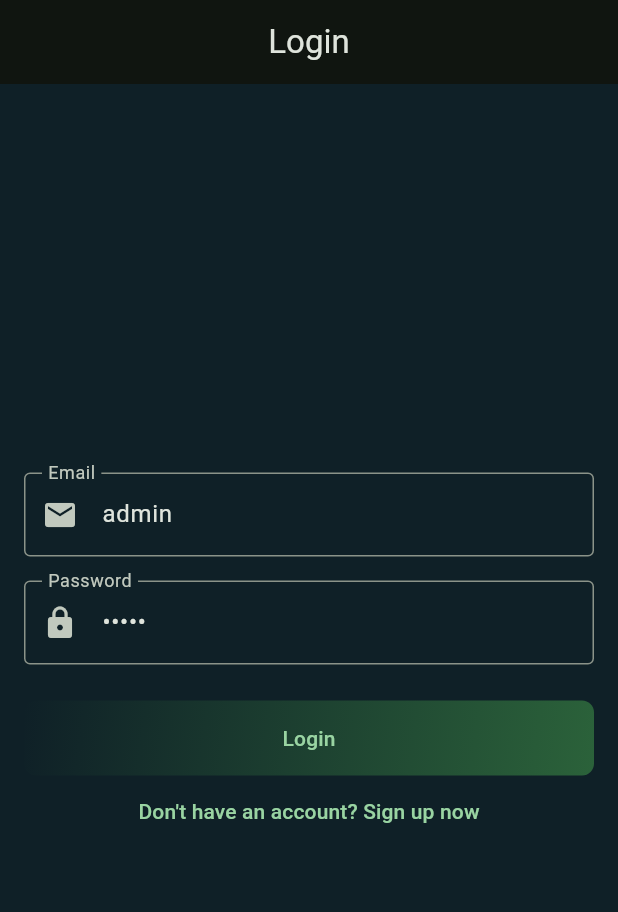
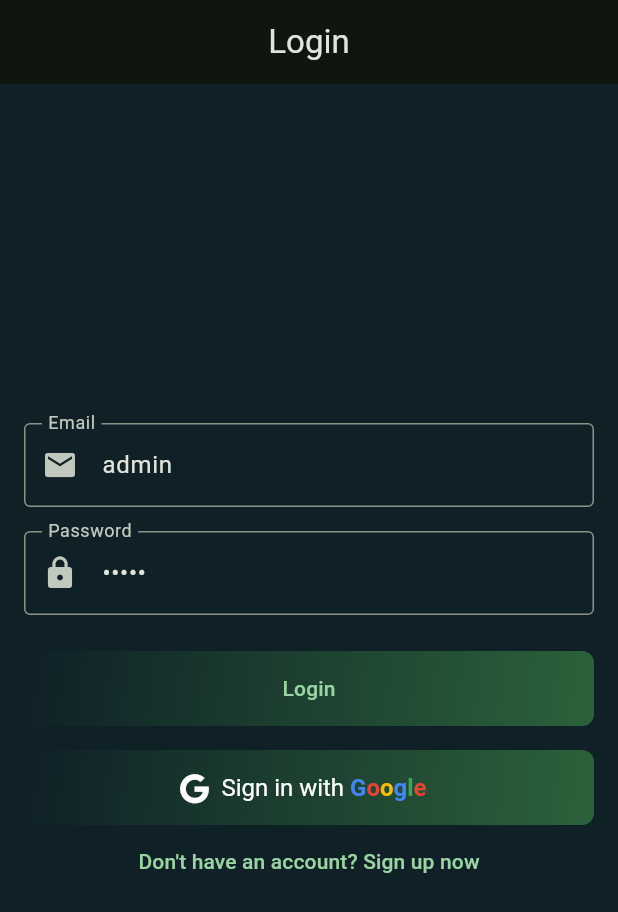
Before and after one commit to tiao051/Violence-Detection, a Flutter app: the screen it shows after launch, on a phone screen of 412 x 824 dp. Shown: the top 912 px of the screen. Run offline on Flutter 3.47's test engine with Material 3 defaults, Android fonts, the phone set to English and light mode, and no system bars; our stand-ins replace firebase_core, firebase_messaging, flutter_spinkit, font_awesome_flutter, go_router, google_sign_in and 2 more; accounts and stored records are empty.

Commit message:
feat(auth): Integrate Google Sign-In (Client-side)
- Adds 'google_sign_in' dependency.
- Configures Android native setup (SHA-1) and Firebase Console
  to enable Google as an auth provider.
- Refactors AuthService to handle the native Google Sign-In pop-up.
- Refactors AuthProvider to manage a separate 'isLoadingGoogle' state.
- Adds a custom-styled 'Sign in with Google' button to LoginScreen
  (respecting the dark theme).
- Note: This is client-side authentication only. Authorization (checking
  against a backend whitelist) is not yet implemented.

```diff
--- a/flutter-app/security_app/lib/screens/login_screen.dart
+++ b/flutter-app/security_app/lib/screens/login_screen.dart
@@ -1,5 +1,6 @@
 import 'package:flutter/material.dart';
 import 'package:flutter_spinkit/flutter_spinkit.dart';
+import 'package:font_awesome_flutter/font_awesome_flutter.dart';
 // import 'package:go_router/go_router.dart'; // GoRouter still needed as fallback
 import 'package:provider/provider.dart'; // Import Provider
 import 'package:security_app/providers/auth_provider.dart'; // Import AuthProvider
@@ -116,6 +117,81 @@ class _LoginScreenState extends State<LoginScreen> {
               },
             ),
 
+            const SizedBox(height: 16),
+
+            // Google Sign-In button with separate loading state
+            Consumer<AuthProvider>(
+              builder: (context, auth, child) {
+                if (auth.isLoadingGoogle) {
+                  return SpinKitFadingCircle(
+                    color: Theme.of(context).colorScheme.primary,
+                    size: 50.0,
+                  );
+                }
+
+                return Container(
+                  decoration: BoxDecoration(
+                    gradient: LinearGradient(
+                      colors: [
+                        const Color(0xFF0F2027),
+                        const Color(0xFF2B623A),
+                      ],
+                      begin: Alignment.topLeft,
+                      end: Alignment.bottomRight,
+                    ),
+                    borderRadius: BorderRadius.circular(8),
+                  ),
+                  child: ElevatedButton.icon(
+                    style: ElevatedButton.styleFrom(
+                      minimumSize: const Size(double.infinity, 50),
+                      backgroundColor: Colors.transparent,
+                      shadowColor: Colors.transparent,
+                    ),
+                    onPressed: () async {
+                      await context.read<AuthProvider>().signInWithGoogleProvider();
+
+                      // Show error if sign-in failed
+                      if (mounted && auth.errorMessage != null) {
+                        ScaffoldMessenger.of(context).showSnackBar(
+                          SnackBar(
+                            content: Text(auth.errorMessage!),
+                            backgroundColor: Colors.red,
+                          ),
+                        );
+                      }
+                    },
+                    icon: auth.isLoadingGoogle
+                      ? const SizedBox(
+                          width: 20,
+                          height: 20,
+                          child: SpinKitFadingCircle(color: Colors.white, size: 20.0),
+                        )
+                      : const FaIcon(
+                          FontAwesomeIcons.google,
+                          size: 20,
+                          color: Colors.white,
+                        ),
+                    label: auth.isLoadingGoogle
+                      ? const Text('Signing in...')
+                      : RichText(
+                          text: const TextSpan(
+                            style: TextStyle(fontSize: 16),
+                            children: [
+                              TextSpan(text: 'Sign in with '),
+                              TextSpan(text: 'G', style: TextStyle(color: Color(0xFF4285F4), fontWeight: FontWeight.bold)),
+                              TextSpan(text: 'o', style: TextStyle(color: Color(0xFFEA4335), fontWeight: FontWeight.bold)),
+                              TextSpan(text: 'o', style: TextStyle(color: Color(0xFFFBBC04), fontWeight: FontWeight.bold)),
+                              TextSpan(text: 'g', style: TextStyle(color: Color(0xFF4285F4), fontWeight: FontWeight.bold)),
+                              TextSpan(text: 'l', style: TextStyle(color: Color(0xFF34A853), fontWeight: FontWeight.bold)),
+                              TextSpan(text: 'e', style: TextStyle(color: Color(0xFFEA4335), fontWeight: FontWeight.bold)),
+                            ],
+                          ),
+                        ),
+                  ),
+                );
+              },
+            ),
+
             TextButton(
               onPressed: () {
                 // TODO: Implement sign up navigation
--- a/flutter-app/security_app/lib/services/auth_service.dart
+++ b/flutter-app/security_app/lib/services/auth_service.dart
@@ -1,5 +1,10 @@
+import 'package:google_sign_in/google_sign_in.dart';
+
 /// Service layer for handling authentication API calls.
 class AuthService {
+  // Create single instance of GoogleSignIn (reusable across app)
+  final GoogleSignIn _googleSignIn = GoogleSignIn();
+
   /// Simulates login API call with hardcoded credentials for development.
   ///
   /// Uses a 2-second delay to mimic real network latency.
@@ -19,5 +24,44 @@ class AuthService {
     }
   }
 
+  /// Initiates Google Sign-In flow and returns mock token.
+  ///
+  /// Flow:
+  /// 1. Calls GoogleSignIn.signIn() to show Google account picker
+  /// 2. If user cancels (googleUser == null), returns false
+  /// 3. If successful, prints email to console as proof
+  /// 4. Returns fake token (mock) since backend doesn't exist yet
+  ///
+  /// Throws [Exception] if sign-in fails.
+  Future<String> signInWithGoogle() async {
+    try {
+      // Show Google account picker pop-up
+      final GoogleSignInAccount? googleUser = await _googleSignIn.signIn();
+
+      // User cancelled the sign-in (hit back button)
+      if (googleUser == null) {
+        throw Exception('Google Sign-In cancelled by user');
+      }
+
+      // Sign-in successful! Print email as proof
+      print('Google Sign-In Success: ${googleUser.email}');
+
+      // MOCK: Return fake token (backend doesn't exist yet)
+      // In production: send googleUser.authentication.idToken to POST /auth/google
+      return 'fake_google_token_123';
+    } catch (e) {
+      print('Google Sign-In Error: $e');
+      throw Exception('Google Sign-In failed: $e');
+    }
+  }
+
+  /// Signs out from Google account.
+  ///
+  /// Called during logout() to "forget" the Google account,
+  /// ensuring user must pick account again on next sign-in.
+  Future<void> signOutGoogle() async {
+    await _googleSignIn.signOut();
+  }
+
   // TODO: Add register, getCameras methods here later
 }
--- a/flutter-app/security_app/pubspec.yaml
+++ b/flutter-app/security_app/pubspec.yaml
@@ -45,6 +45,9 @@ dependencies:
   # For Google Sign-In authentication
   google_sign_in: ^6.2.1
 
+  # For Font Awesome icons (including Google logo)
+  font_awesome_flutter: ^10.7.0
+
 # Development dependencies
 dev_dependencies:
   flutter_test:
```
Also changed, not shown: flutter-app/security_app/lib/providers/auth_provider.dart (+29 -0 lines), flutter-app/security_app/pubspec.lock.
